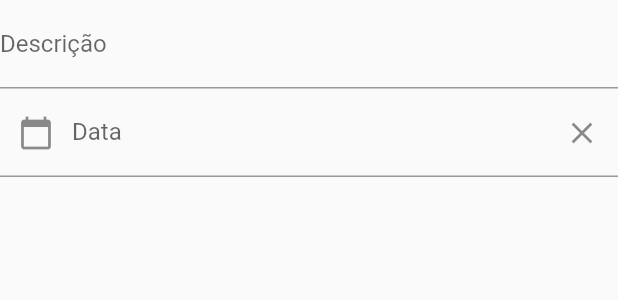
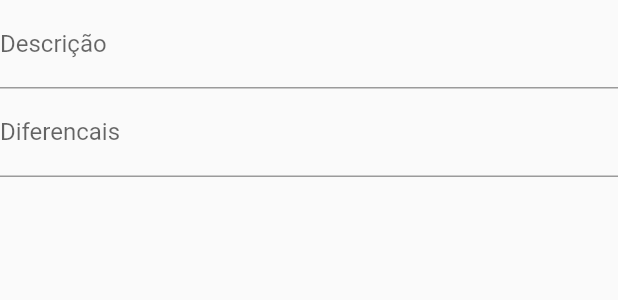
Before and after one commit to leomoreno8/PM26S, a Flutter app: the ConteudoFormDialog widget shown alone on an empty page, opened directly, on a phone screen of 412 x 824 dp. Shown: the top 300 px of the screen. Run offline on Flutter 3.47's test engine with Material 2 defaults, Android fonts, the phone set to English and light mode, and no system bars; our stand-ins replace shared_preferences; accounts and stored records are empty.

Commit message:
diferenciais / data hoje

```diff
--- a/lib/pages/lista_pontos_page.dart
+++ b/lib/pages/lista_pontos_page.dart
@@ -58,7 +58,8 @@ class _ListaPontosPageState extends State<ListaPontosPage>{
           return PopupMenuButton<String>(
             child: ListTile(
               title: Text('${ponto.id} - ${ponto.descricao}'),
-              subtitle: Text('Data - ${ponto.dataFormatada}'),
+              subtitle: Text('${ponto.diferenciais}'),
+              trailing: Text('Data - ${ponto.dataFormatada}')
             ),
               itemBuilder: (BuildContext context) => criarItensMenuPopup(),
             onSelected: (String valorSelecionado){
--- a/lib/widgets/conteudo_form_dialog.dart
+++ b/lib/widgets/conteudo_form_dialog.dart
@@ -15,6 +15,7 @@ class ConteudoFormDialog extends StatefulWidget{
 class ConteudoFormDialogState extends State<ConteudoFormDialog>{
     final formKey = GlobalKey<FormState>();
     final descricaoController = TextEditingController();
+    final diferenciaisController = TextEditingController();
     final dataController = TextEditingController();
     final _dateFormat = DateFormat('dd/MM/yyy');
 
@@ -23,11 +24,14 @@ class ConteudoFormDialogState extends State<ConteudoFormDialog>{
       super.initState();
       if ( widget.pontoAtual != null){
         descricaoController.text = widget.pontoAtual!.descricao;
+        diferenciaisController.text = widget.pontoAtual!.diferenciais!;
         dataController.text = widget.pontoAtual!.dataFormatada;
       }
     }
 
     Widget build(BuildContext context){
+      var data = DateTime.now();
+      dataController.text = _dateFormat.format(data);
       return Form(
         key: formKey,
           child: Column(
@@ -44,19 +48,15 @@ class ConteudoFormDialogState extends State<ConteudoFormDialog>{
                 },
               ),
               TextFormField(
-                controller: dataController,
-                decoration: InputDecoration(labelText: 'Data',
-                prefixIcon: IconButton(
-                    onPressed: _mostraCalendario,
-                    icon: Icon(Icons.calendar_today),
-                ),
-                  suffixIcon: IconButton(
-                      onPressed: () => dataController.clear(),
-                      icon: Icon(Icons.close),
-                  ),
-                ),
-                readOnly: true,
-              )
+                controller: diferenciaisController,
+                decoration: InputDecoration(labelText: 'Diferencais'),
+                validator: (String? valor){
+                  if(valor == null || valor.isEmpty){
+                    return 'Informe os diferenciais';
+                  }
+                  return null;
+                },
+              ),
             ],
           )
       );
@@ -86,6 +86,7 @@ class ConteudoFormDialogState extends State<ConteudoFormDialog>{
     Ponto get novoPonto => Ponto(
         id: widget.pontoAtual?.id ?? 0,
         descricao: descricaoController.text,
+        diferenciais: diferenciaisController.text,
         data: _dateFormat.parse(dataController.text),
     );
 }
```
